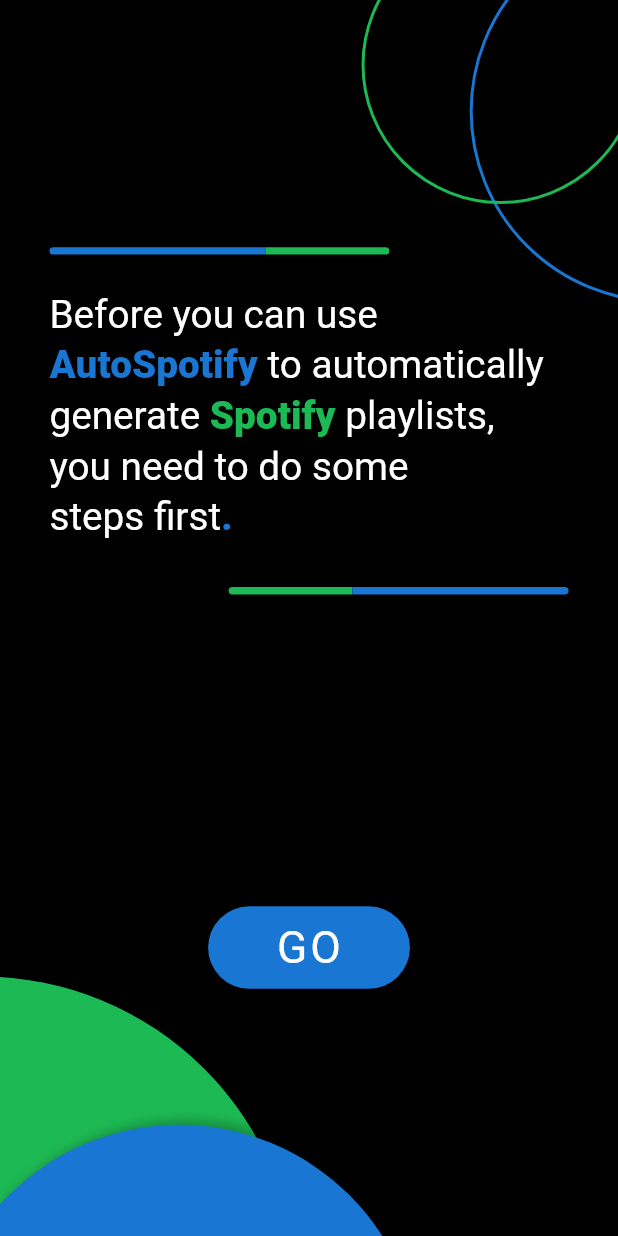
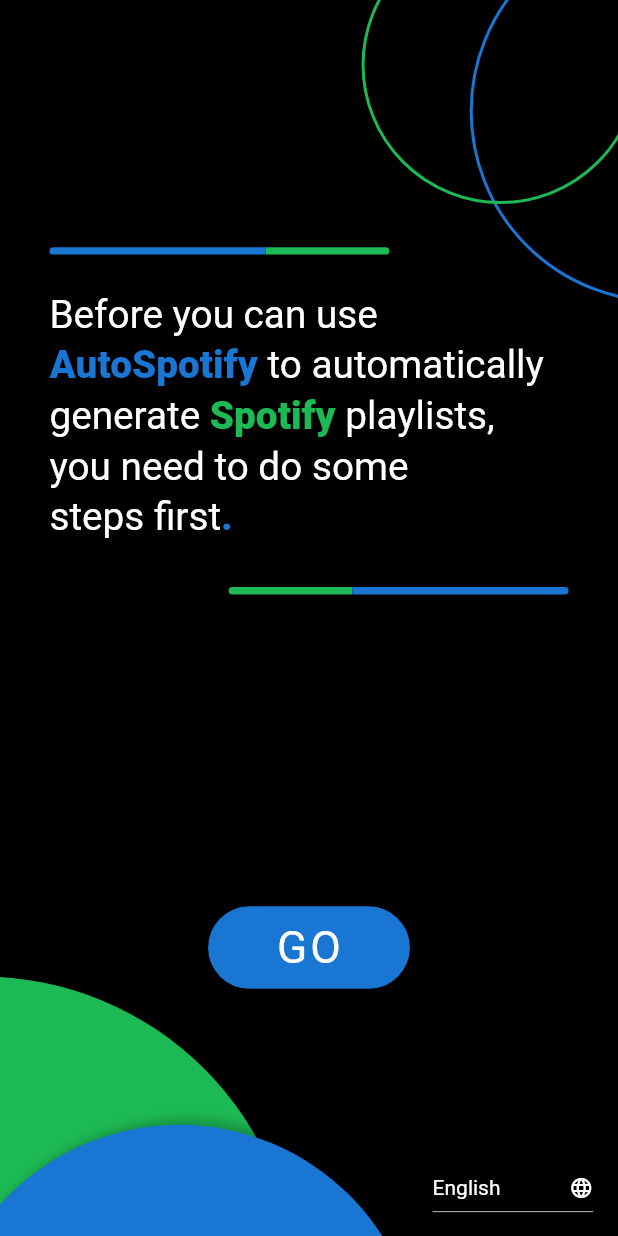
Before and after one commit to Bluewolf787/autospotify, a Flutter app: the screen it shows after launch, on a phone screen of 412 x 824 dp. Run offline on Flutter 3.47's test engine with Material 2 defaults, Android fonts, the phone set to English and light mode, and no system bars; our stand-ins replace after_layout, cloud_firestore, data_connection_checker, firebase_auth, firebase_core, google_sign_in and 4 more; missing offline and left inert: spotify, youtube_explode_dart; accounts and stored records are empty; Roboto replaces fonts that are missing (Montserrat).

Commit message:
Language selection dropdown menu

```diff
--- a/lib/ui/introduction/intro_start_page.dart
+++ b/lib/ui/introduction/intro_start_page.dart
@@ -1,6 +1,8 @@
 import 'package:autospotify/ui/introduction/choose_theme_page.dart';
+import 'package:autospotify/utils/db/shared_prefs_helper.dart';
 import 'package:autospotify/utils/size_config.dart';
 import 'package:autospotify/widgets/buttons/button.dart';
+import 'package:autospotify/widgets/input/language_dropdown.dart';
 import 'package:autospotify/widgets/layout/circles.dart';
 import 'package:autospotify/widgets/layout/lines.dart';
 import 'package:flutter/cupertino.dart';
@@ -23,10 +25,20 @@ class _IntroStartPageState extends State<IntroStartPage> {
     });
   }
 
+  String _currentLanguage;
+  Future<void> _getCurrentLanguage() async {
+    SharedPreferencesHelper().getCurrentLanguage().then((language) {
+      setState(() {
+        _currentLanguage = language;
+      });
+    });
+  }
+
   @override
   initState() {
+    super.initState();
     initialTimer();
-    super.initState();
+    _getCurrentLanguage();
   }
 
   @override
@@ -187,6 +199,20 @@ class _IntroStartPageState extends State<IntroStartPage> {
                 },
               ),
             ),
+
+            // Language Selection
+            Positioned(
+              bottom: SizeConfig.heightMultiplier * 1,
+              right: SizeConfig.widthMultiplier * 4,
+              child: LanguageSelector(
+                value: _currentLanguage,
+                onChanged: (String newLanguage) {
+                  setState(() {
+                    _currentLanguage = newLanguage;
+                  });
+                },
+              ),
+            ),
           ],
         ),
       ),
--- a/lib/ui/splash_screen.dart
+++ b/lib/ui/splash_screen.dart
@@ -1,3 +1,5 @@
+import 'dart:io';
+
 import 'package:autospotify/ui/introduction/intro_start_page.dart';
 import 'package:autospotify/utils/db/shared_prefs_helper.dart';
 import 'package:autospotify/utils/size_config.dart';
@@ -31,6 +33,9 @@ class _SplashScreenState extends State<SplashScreen> with AfterLayoutMixin<Splas
       );
     }
     else {
+      // Set default language to english
+      await SharedPreferencesHelper().setLanguage('English');
+
       // If the user starts the app for the first time, then open Introduction Start Page
       Navigator.of(context).pushReplacement(
         new MaterialPageRoute(builder: (context) => new IntroStartPage())
--- /dev/null
+++ b/lib/widgets/input/language_dropdown.dart
@@ -0,0 +1,44 @@
+import 'package:autospotify/utils/size_config.dart';
+import 'package:flutter/material.dart';
+import 'package:theme_provider/theme_provider.dart';
+
+class LanguageSelector extends StatelessWidget {
+  LanguageSelector({
+    Key key,
+    @required this.value,
+    @required this.onChanged,
+  }) : super(key: key);
+
+  final List<String> languages = ['English', 'German', 'France'];
+  final String value;
+  final Function(String) onChanged;
+
+  @override
+  Widget build(BuildContext context) {
+    SizeConfig().init(context);
+    return SizedBox(
+      width: SizeConfig.widthMultiplier * 26,
+      child: DropdownButton(
+        items: languages.map((String item) {
+          return new DropdownMenuItem<String>(value: item, child: Text(item));
+        }).toList(),
+        value: value,
+        onChanged: onChanged,
+        isDense: false,
+        isExpanded: true,
+        autofocus: false,
+        iconSize: 16,
+        icon: Icon(Icons.language_rounded),
+        iconEnabledColor: ThemeProvider.themeOf(context).data.primaryColor,
+        elevation: 16,
+        dropdownColor: ThemeProvider.themeOf(context).data.canvasColor,
+        style: TextStyle(
+          fontFamily: 'Montserrat',
+          fontSize: 14,
+          color: ThemeProvider.themeOf(context).data.primaryColor,
+          fontWeight: FontWeight.w400,
+        ),
+      ),
+    );
+  }
+}
```
Also changed, not shown: lib/utils/db/shared_prefs_helper.dart (+26 -12 lines).
